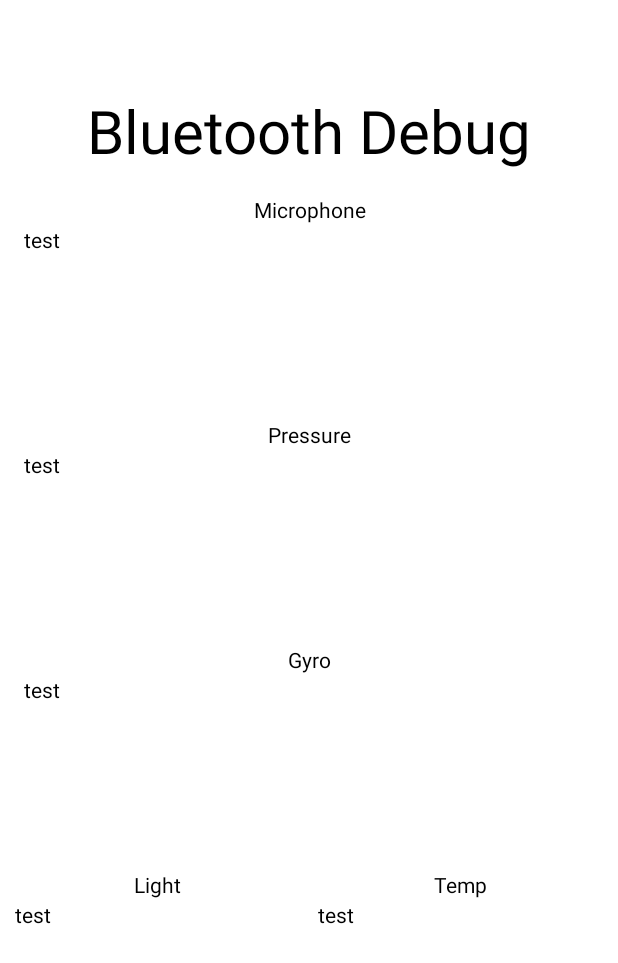
After one commit to KaeWing/Snoozie, an Android app: the BluetoothService screen opened directly, with no data from a screen before it, on a phone screen of 412 x 824 dp. The commit adds this screen. Shown: the top 963 px of the screen. Run offline under Robolectric (Android 15) with nearby library versions, the phone set to English and light mode, and no system bars.

Commit message:
Added Bluetooth Debug Menu

```diff
--- a/app/src/main/AndroidManifest.xml
+++ b/app/src/main/AndroidManifest.xml
@@ -15,6 +15,9 @@
         <activity
             android:name=".BluetoothPage"
             android:exported="false" />
+        <activity
+            android:name=".BluetoothService"
+            android:exported="false" />
         <activity android:name=".SplashScreen" >
             <intent-filter>
                 <action android:name="android.intent.action.MAIN" />
--- /dev/null
+++ b/app/src/main/java/com/snoozieapp/app/BluetoothService.java
@@ -0,0 +1,142 @@
+package com.snoozieapp.app;
+
+import androidx.annotation.Nullable;
+import androidx.appcompat.app.AppCompatActivity;
+
+import android.bluetooth.BluetoothAdapter;
+import android.bluetooth.BluetoothDevice;
+import android.bluetooth.BluetoothSocket;
+import android.content.Intent;
+import android.os.Bundle;
+import android.os.Handler;
+import android.os.Message;
+import android.util.Log;
+import android.view.View;
+import android.widget.Button;
+import android.widget.ImageView;
+import android.widget.TextView;
+import android.widget.Toast;
+
+import java.io.IOException;
+import java.io.InputStream;
+import java.io.OutputStream;
+import java.util.Set;
+
+public class BluetoothService extends AppCompatActivity {
+    private static final String TAG = "MY_APP_DEBUG_TAG";
+    private Handler handler; // handler that gets info from Bluetooth service
+    private TextView title, micTitle, micData, pressureTitle, pressureData, gyroTitle, gyroData, lightTitle, lightData, tempTitle, tempData;
+
+
+    @Override
+    protected void onCreate(Bundle savedInstanceState) {
+        super.onCreate(savedInstanceState);
+        setContentView(R.layout.bluetooth_debug_page);
+
+        title = findViewById(R.id.title);
+        micTitle = findViewById(R.id.mic_title);
+        micData = findViewById(R.id.mic_data);
+        pressureTitle = findViewById(R.id.pressure_title);
+        pressureData = findViewById(R.id.pressure_data);
+        gyroTitle = findViewById(R.id.gyro_title);
+        gyroData = findViewById(R.id.gyro_data);
+        lightTitle = findViewById(R.id.light_title);
+        lightData = findViewById(R.id.light_data);
+        tempTitle = findViewById(R.id.temp_title);
+        tempData = findViewById(R.id.temp_data);
+    }
+
+
+
+    // Defines several constants used when transmitting messages between the
+    // service and the UI.
+    private interface MessageConstants {
+        public static final int MESSAGE_READ = 0;
+        public static final int MESSAGE_WRITE = 1;
+        public static final int MESSAGE_TOAST = 2;
+
+        // ... (Add other message types here as needed.)
+    }
+
+    private class ConnectedThread extends Thread {
+        private final BluetoothSocket mmSocket;
+        private final InputStream mmInStream;
+        private final OutputStream mmOutStream;
+        private byte[] mmBuffer; // mmBuffer store for the stream
+
+        public ConnectedThread(BluetoothSocket socket) {
+            mmSocket = socket;
+            InputStream tmpIn = null;
+            OutputStream tmpOut = null;
+
+            // Get the input and output streams; using temp objects because
+            // member streams are final.
+            try {
+                tmpIn = socket.getInputStream();
+            } catch (IOException e) {
+                Log.e(TAG, "Error occurred when creating input stream", e);
+            }
+            try {
+                tmpOut = socket.getOutputStream();
+            } catch (IOException e) {
+                Log.e(TAG, "Error occurred when creating output stream", e);
+            }
+
+            mmInStream = tmpIn;
+            mmOutStream = tmpOut;
+        }
+
+        public void run() {
+            mmBuffer = new byte[1024];
+            int numBytes; // bytes returned from read()
+
+            // Keep listening to the InputStream until an exception occurs.
+            while (true) {
+                try {
+                    // Read from the InputStream.
+                    numBytes = mmInStream.read(mmBuffer);
+                    // Send the obtained bytes to the UI activity.
+                    Message readMsg = handler.obtainMessage(
+                            MessageConstants.MESSAGE_READ, numBytes, -1,
+                            mmBuffer);
+                    readMsg.sendToTarget();
+                } catch (IOException e) {
+                    Log.d(TAG, "Input stream was disconnected", e);
+                    break;
+                }
+            }
+        }
+
+        // Call this from the main activity to send data to the remote device.
+        public void write(byte[] bytes) {
+            try {
+                mmOutStream.write(bytes);
+
+                // Share the sent message with the UI activity.
+                Message writtenMsg = handler.obtainMessage(
+                        MessageConstants.MESSAGE_WRITE, -1, -1, mmBuffer);
+                writtenMsg.sendToTarget();
+            } catch (IOException e) {
+                Log.e(TAG, "Error occurred when sending data", e);
+
+                // Send a failure message back to the activity.
+                Message writeErrorMsg =
+                        handler.obtainMessage(MessageConstants.MESSAGE_TOAST);
+                Bundle bundle = new Bundle();
+                bundle.putString("toast",
+                        "Couldn't send data to the other device");
+                writeErrorMsg.setData(bundle);
+                handler.sendMessage(writeErrorMsg);
+            }
+        }
+
+        // Call this method from the main activity to shut down the connection.
+        public void cancel() {
+            try {
+                mmSocket.close();
+            } catch (IOException e) {
+                Log.e(TAG, "Could not close the connect socket", e);
+            }
+        }
+    }
+}
--- a/app/src/main/java/com/snoozieapp/app/Settings.java
+++ b/app/src/main/java/com/snoozieapp/app/Settings.java
@@ -11,7 +11,7 @@ import android.view.ViewGroup;
 import android.widget.Button;
 
 public class Settings extends Fragment {
-    private Button button;
+    private Button bluetoothSettingsBtn;
     private View view;
 
     @Override
@@ -19,8 +19,8 @@ public class Settings extends Fragment {
                              Bundle savedInstanceState) {
         view = inflater.inflate(R.layout.settings_page, container, false);
 
-        button = (Button) view.findViewById(R.id.bluetoothBtn);
-        button.setOnClickListener(new View.OnClickListener() {
+        bluetoothSettingsBtn = (Button) view.findViewById(R.id.bluetoothBtn);
+        bluetoothSettingsBtn.setOnClickListener(new View.OnClickListener() {
             @Override
             public void onClick(View view) {
                 openBluetoothPage();
--- /dev/null
+++ b/app/src/main/res/layout/bluetooth_debug_page.xml
@@ -0,0 +1,133 @@
+<?xml version="1.0" encoding="utf-8"?>
+<FrameLayout xmlns:android="http://schemas.android.com/apk/res/android"
+    xmlns:app="http://schemas.android.com/apk/res-auto"
+    xmlns:tools="http://schemas.android.com/tools"
+    android:layout_width="match_parent"
+    android:layout_height="match_parent"
+    tools:context=".BluetoothService">
+
+    <TextView
+        android:id="@+id/title"
+        android:layout_width="match_parent"
+        android:layout_height="wrap_content"
+        android:text="Bluetooth Debug"
+        android:layout_marginTop="60dp"
+        android:textAlignment="center"
+        android:textColor="@color/black"
+        android:textSize="40dp"/>
+
+    <TextView
+        android:id="@+id/mic_title"
+        android:minWidth="200dp"
+        android:text="Microphone"
+        android:textAlignment="center"
+        android:textColor="#000"
+        android:layout_gravity="center_horizontal"
+        android:layout_marginTop="130dp"
+        android:layout_width="380dp"
+        android:layout_height="20dp"/>
+
+    <TextView
+        android:id="@+id/mic_data"
+        android:minWidth="200dp"
+        android:text="test"
+        android:textAlignment="textStart"
+        android:textColor="#000"
+        android:layout_gravity="center_horizontal"
+        android:layout_marginTop="150dp"
+        android:layout_width="380dp"
+        android:layout_height="120dp" />
+
+    <TextView
+        android:id="@+id/pressure_title"
+        android:minWidth="200dp"
+        android:text="Pressure"
+        android:textAlignment="center"
+        android:textColor="#000"
+        android:layout_gravity="center_horizontal"
+        android:layout_marginTop="280dp"
+        android:layout_width="380dp"
+        android:layout_height="20dp" />
+
+    <TextView
+        android:id="@+id/pressure_data"
+        android:minWidth="200dp"
+        android:text="test"
+        android:textAlignment="textStart"
+        android:textColor="#000"
+        android:layout_gravity="center_horizontal"
+        android:layout_marginTop="300dp"
+        android:layout_width="380dp"
+        android:layout_height="120dp" />
+
+    <TextView
+        android:id="@+id/gyro_title"
+        android:minWidth="200dp"
+        android:text="Gyro"
+        android:textAlignment="center"
+        android:textColor="#000"
+        android:layout_gravity="center_horizontal"
+        android:layout_marginTop="430dp"
+        android:layout_width="380dp"
+        android:layout_height="20dp" />
+
+    <TextView
+        android:id="@+id/gyro_data"
+        android:minWidth="200dp"
+        android:text="test"
+        android:textAlignment="textStart"
+        android:textColor="#000"
+        android:layout_gravity="center_horizontal"
+        android:layout_marginTop="450dp"
+        android:layout_width="380dp"
+        android:layout_height="120dp" />
+
+    <TextView
+        android:id="@+id/light_title"
+        android:minWidth="200dp"
+        android:text="Light"
+        android:textAlignment="center"
+        android:textColor="#000"
+        android:layout_gravity="left"
+        android:layout_marginTop="580dp"
+        android:layout_marginLeft="10dp"
+        android:layout_width="190dp"
+        android:layout_height="20dp" />
+
+    <TextView
+        android:id="@+id/light_data"
+        android:minWidth="200dp"
+        android:text="test"
+        android:textAlignment="textStart"
+        android:textColor="#000"
+        android:layout_gravity="left"
+        android:layout_marginTop="600dp"
+        android:layout_marginLeft="10dp"
+        android:layout_width="190dp"
+        android:layout_height="120dp" />
+
+    <TextView
+        android:id="@+id/temp_title"
+        android:minWidth="200dp"
+        android:text="Temp"
+        android:textAlignment="center"
+        android:textColor="#000"
+        android:layout_gravity="right"
+        android:layout_marginTop="580dp"
+        android:layout_marginRight="10dp"
+        android:layout_width="190dp"
+        android:layout_height="20dp" />
+
+    <TextView
+        android:id="@+id/temp_data"
+        android:minWidth="200dp"
+        android:text="test"
+        android:textAlignment="textStart"
+        android:textColor="#000"
+        android:layout_gravity="right"
+        android:layout_marginTop="600dp"
+        android:layout_marginRight="10dp"
+        android:layout_width="190dp"
+        android:layout_height="120dp" />
+
+</FrameLayout>
```
Also changed, not shown: app/src/main/java/com/snoozieapp/app/BluetoothPage.java (+15 -0 lines), app/src/main/res/drawable-v24/textview_border.xml (added, +8 -0 lines), app/src/main/res/layout/activity_bluetooth_page.xml (+9 -0 lines).
